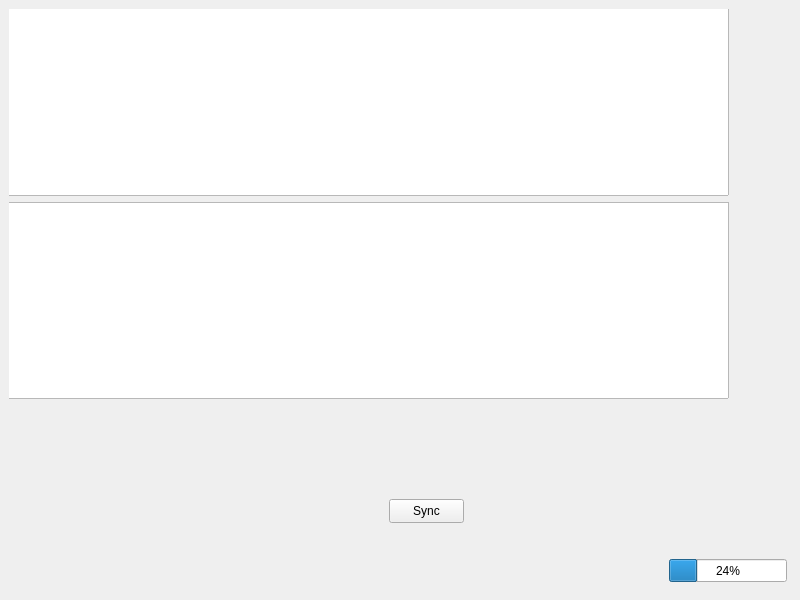
Before: the Qt Designer form resources/views/MainWindow.ui in tridnguyen97/sync-simplenote, drawn with Qt 5.
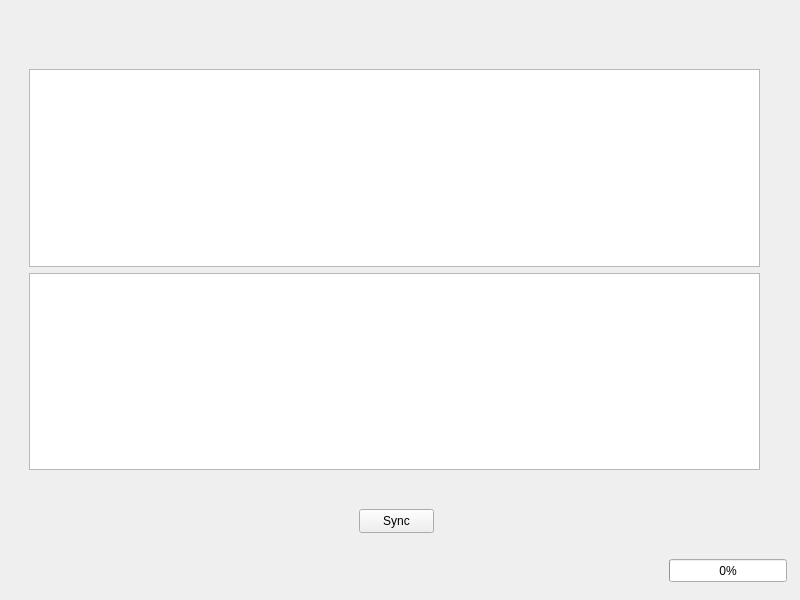
After: the same form once the commit is applied. The open tabs and pages were chosen to show the change.

Commit message: add sync notes information view

```diff
--- a/resources/views/MainWindow.ui
+++ b/resources/views/MainWindow.ui
@@ -76,8 +76,8 @@
        <widget class="QPushButton" name="pushButton">
         <property name="geometry">
          <rect>
-          <x>380</x>
-          <y>490</y>
+          <x>350</x>
+          <y>500</y>
           <width>75</width>
           <height>24</height>
          </rect>
@@ -89,8 +89,8 @@
        <widget class="QWidget" name="gridLayoutWidget_2">
         <property name="geometry">
          <rect>
-          <x>-11</x>
-          <y>-11</y>
+          <x>20</x>
+          <y>60</y>
           <width>731</width>
           <height>401</height>
          </rect>
@@ -109,6 +109,9 @@
         </layout>
        </widget>
        <widget class="QProgressBar" name="progressBar">
+        <property name="enabled">
+         <bool>true</bool>
+        </property>
         <property name="geometry">
          <rect>
           <x>660</x>
@@ -118,7 +121,10 @@
          </rect>
         </property>
         <property name="value">
-         <number>24</number>
+         <number>0</number>
+        </property>
+        <property name="textVisible">
+         <bool>true</bool>
         </property>
        </widget>
       </widget>
```
Left out of the diff: 2 changed lines with no effect on the pictures. The commit also changes 2 other files.
